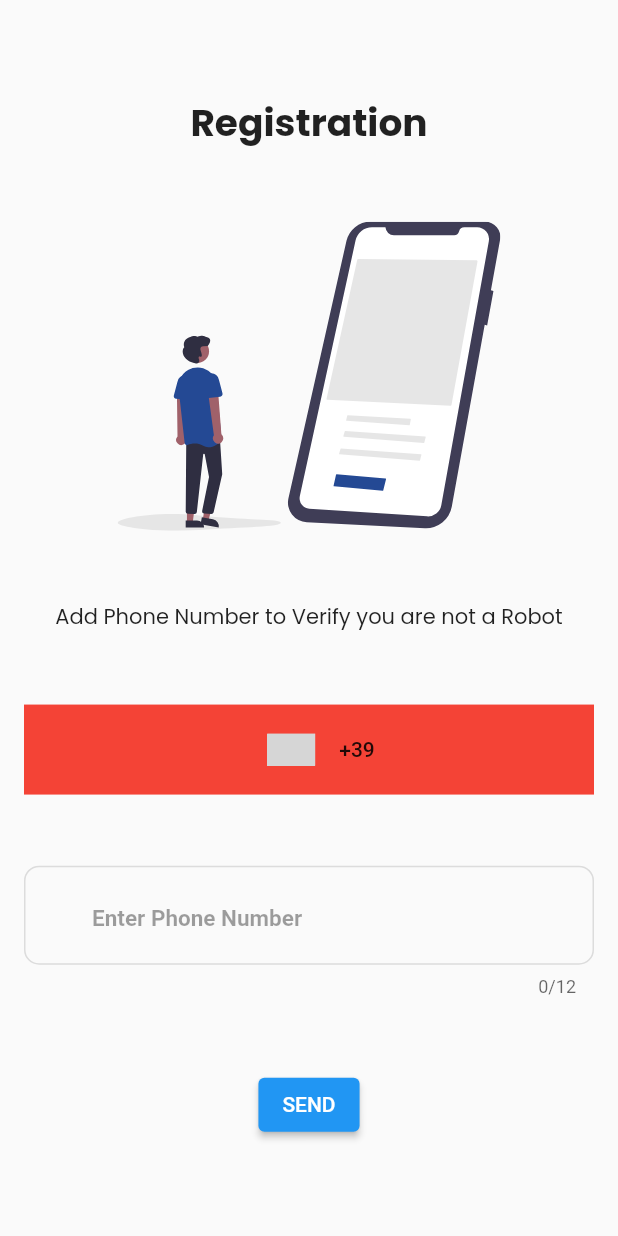
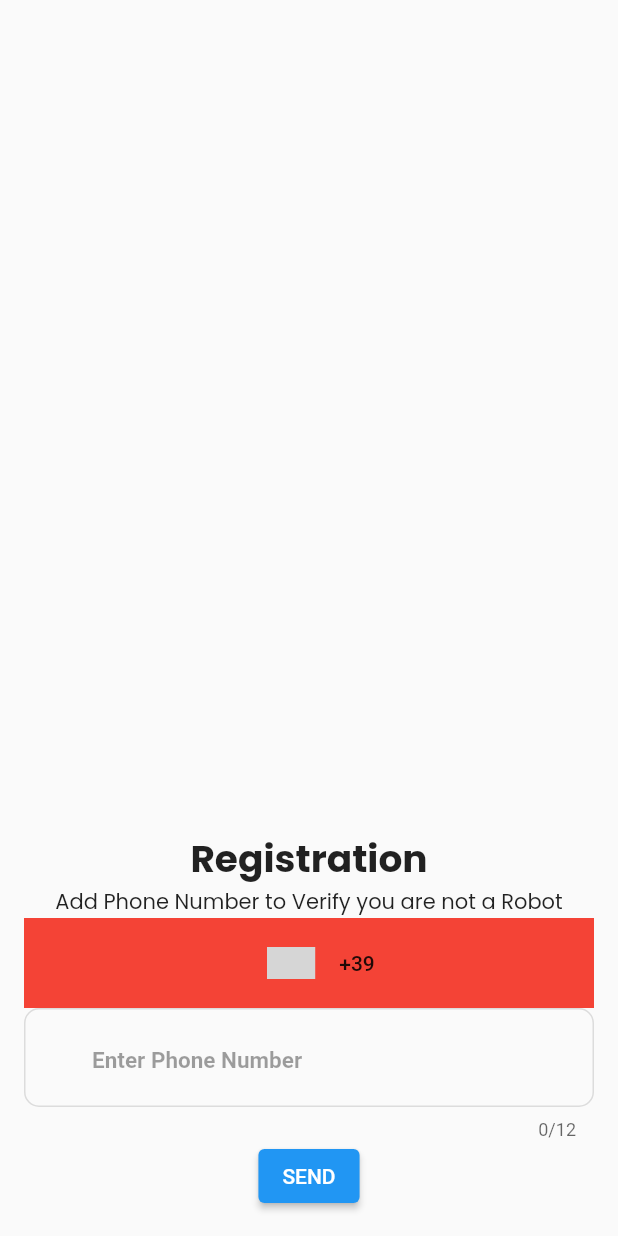
Before and after one commit to MahnoorWaheed/XtremesSkillsProject, a Flutter app: the screen it shows after launch, after a tap on "As a Customer", on a phone screen of 412 x 824 dp. Run offline on Flutter 3.47's test engine with Material 2 defaults, Android fonts, the phone set to English and light mode, and no system bars; drawn by our look-alikes of country_code_picker; our stand-ins replace cloud_firestore, convex_bottom_bar, firebase_auth, firebase_core, flutter_svg, geocoding and 5 more; missing offline and left inert: awesome_dropdown; accounts and stored records are empty; grey boxes are pictures that could not be loaded.

Commit message:
my changes

```diff
--- a/lib/modules/login_otp/screen/welcome.dart
+++ b/lib/modules/login_otp/screen/welcome.dart
@@ -66,19 +66,19 @@ class _LoginScreenState extends State<LoginScreen> {
 
   getMobileFormWidget(context) {
     return Column(
-      mainAxisAlignment: MainAxisAlignment.spaceEvenly,
+      // mainAxisAlignment: MainAxisAlignment.spaceEvenly,
       children: [
-        // const Spacer(),
+        const Spacer(),
         Text("Registration",
         style: GoogleFonts.poppins(
           fontSize: 25,
           fontWeight:FontWeight.bold,
         ),
         ),
-        SvgPicture.asset("assets/phone.svg",
-        height: MediaQuery.of(context).size.height*0.25,
-        fit: BoxFit.contain,
-        ),
+        // SvgPicture.asset("assets/phone.svg",
+        // height: MediaQuery.of(context).size.height*0.25,
+        // fit: BoxFit.contain,
+        // ),
          Text("Add Phone Number to Verify you are not a Robot",
          style: GoogleFonts.poppins(
            fontSize: 14,
--- a/pubspec.yaml
+++ b/pubspec.yaml
@@ -46,7 +46,6 @@ dependencies:
   animated_splash_screen: ^1.2.0
   firebase_core: ^1.6.0
   cloud_firestore: ^2.5.1
-  otp_text_field: ^1.1.2
   firebase_auth: ^3.3.11
   google_sign_in: ^5.2.4
   flutter_secure_storage: ^5.0.2
```
